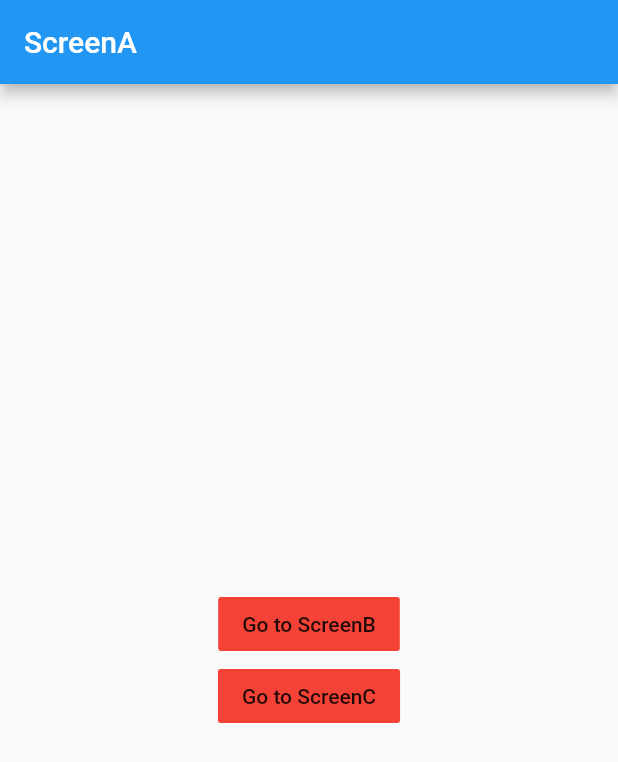
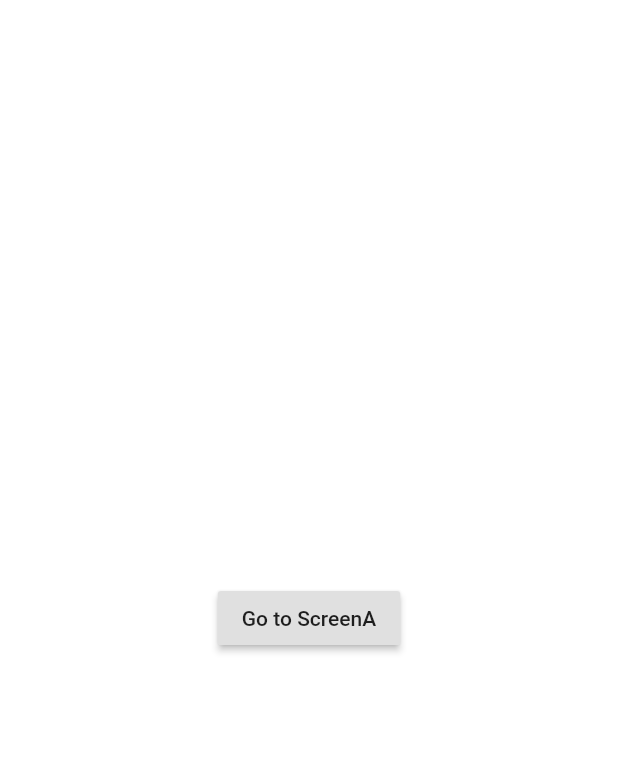
Before and after one commit to Bepo0328/StudyToFlutter, a Flutter app: the screen it shows after launch, on a phone screen of 412 x 824 dp. Shown: the top 762 px of the screen. Run offline on Flutter 3.47's test engine with Material 2 defaults, Android fonts, the light colour scheme and no system bars.

```diff
--- a/flutter_app/lib/main.dart
+++ b/flutter_app/lib/main.dart
@@ -1,9 +1,39 @@
+// import 'package:flutter/material.dart';
+//
+// void main() => runApp(const MyApp());
+//
+// class MyApp extends StatelessWidget {
+//   const MyApp({Key? key}) : super(key: key);
+//
+//   @override
+//   Widget build(BuildContext context) {
+//     return MaterialApp(
+//         home: MyPage(),
+//     );
+//   }
+// }
+//
+// class MyPage extends StatelessWidget {
+//   const MyPage({Key? key}) : super(key: key);
+//
+//   @override
+//   Widget build(BuildContext context) {
+//     return Scaffold(
+//       body: Center(
+//         child: RaisedButton(
+//           child: Text("Go to ScreenA"),
+//           onPressed: () =>
+//               Navigator.push(
+//                   context, MaterialPageRoute(builder: (context) => ScreenA())),
+//         ),
+//       ),
+//     );
+//   }
+// }
+
 import 'package:flutter/material.dart';
-import 'package:flutter_app/screen_a.dart';
-import 'package:flutter_app/screen_b.dart';
-import 'package:flutter_app/screen_c.dart';
 
-void main() => runApp(const MyApp());
+void main() => runApp(MyApp());
 
 class MyApp extends StatelessWidget {
   const MyApp({Key? key}) : super(key: key);
@@ -11,12 +41,31 @@ class MyApp extends StatelessWidget {
   @override
   Widget build(BuildContext context) {
     return MaterialApp(
-      initialRoute: "/",
-      routes: {
-        "/" : (context) => const ScreenA(),
-        "/b" : (context) => const ScreenB(),
-        "/c" : (context) => const ScreenC(),
-      },
+      home: Builder(
+        builder: (context) {
+          return Center(
+            child: RaisedButton(
+              child: Text("Go to ScreenA"),
+              onPressed: () =>
+                  Navigator.push(
+                      context, MaterialPageRoute(builder: (context) => ScreenA())),
+            ),
+          );
+        }
+      ),
     );
   }
 }
+
+class ScreenA extends StatelessWidget {
+  const ScreenA({Key? key}) : super(key: key);
+
+  @override
+  Widget build(BuildContext context) {
+    return Scaffold(
+      body: Center(
+        child: Text("Hi, there!"),
+      ),
+    );
+  }
+}
--- a/flutter_app/lib/screen_a.dart
+++ /dev/null
@@ -1,35 +0,0 @@
-import 'package:flutter/material.dart';
-
-class ScreenA extends StatelessWidget {
-  const ScreenA({Key? key}) : super(key: key);
-
-  @override
-  Widget build(BuildContext context) {
-    return Scaffold(
-      appBar: AppBar(
-        title: const Text("ScreenA"),
-      ),
-      body: Center(
-        child: Column(
-          mainAxisAlignment: MainAxisAlignment.center,
-          children: [
-            FlatButton(
-              onPressed: () {
-                Navigator.pushNamed(context, "/b");
-              },
-              child: const Text("Go to ScreenB"),
-              color: Colors.red,
-            ),
-            FlatButton(
-              onPressed: () {
-                Navigator.pushNamed(context, "/c");
-              },
-              child: const Text("Go to ScreenC"),
-              color: Colors.red,
-            ),
-          ],
-        ),
-      ),
-    );
-  }
-}
--- a/flutter_app/lib/screen_b.dart
+++ /dev/null
@@ -1,22 +0,0 @@
-import 'package:flutter/material.dart';
-
-class ScreenB extends StatelessWidget {
-  const ScreenB({Key? key}) : super(key: key);
-
-  @override
-  Widget build(BuildContext context) {
-    return Scaffold(
-      appBar: AppBar(
-        title: const Text("ScreenB"),
-      ),
-      body: const Center(
-        child: Text(
-          "ScreenB",
-          style: TextStyle(
-            fontSize: 24.0,
-          ),
-        ),
-      ),
-    );
-  }
-}
--- a/flutter_app/lib/screen_c.dart
+++ /dev/null
@@ -1,22 +0,0 @@
-import 'package:flutter/material.dart';
-
-class ScreenC extends StatelessWidget {
-  const ScreenC({Key? key}) : super(key: key);
-
-  @override
-  Widget build(BuildContext context) {
-    return Scaffold(
-      appBar: AppBar(
-        title: const Text("ScreenC"),
-      ),
-      body: const Center(
-        child: Text(
-          "ScreenC",
-          style: TextStyle(
-            fontSize: 24.0,
-          ),
-        ),
-      ),
-    );
-  }
-}
```
Also changed, not shown: 1 other file.
